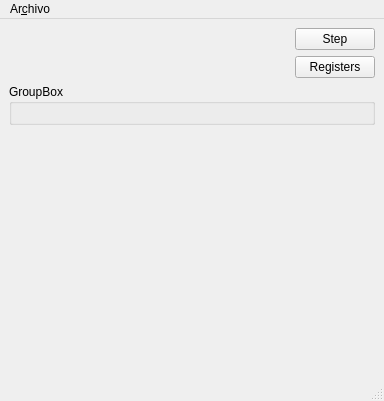
Qt form ui/ui/MainWindow.ui (mlafroce/avr-avogadro) before a commit.
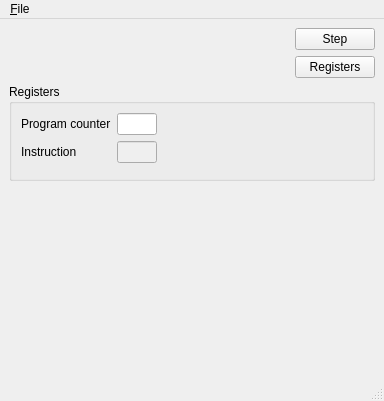
The same form after that commit. Custom widgets are drawn as their Qt base class.

Commit message: Resolve #11 Program counter included in GUI

What changed in the file:
```diff
--- a/ui/ui/MainWindow.ui
+++ b/ui/ui/MainWindow.ui
@@ -69,9 +69,82 @@
     <item>
      <widget class="QGroupBox" name="registerGroupBox">
       <property name="title">
-       <string>GroupBox</string>
+       <string>Registers</string>
       </property>
       <layout class="QVBoxLayout" name="verticalLayout_2">
+       <item>
+        <layout class="QGridLayout" name="gridLayout_2">
+         <item row="0" column="0">
+          <widget class="QLabel" name="pcLabel">
+           <property name="text">
+            <string>Program counter</string>
+           </property>
+          </widget>
+         </item>
+         <item row="0" column="1">
+          <widget class="QLineEdit" name="pcEdit">
+           <property name="sizePolicy">
+            <sizepolicy hsizetype="Fixed" vsizetype="Fixed">
+             <horstretch>0</horstretch>
+             <verstretch>0</verstretch>
+            </sizepolicy>
+           </property>
+           <property name="maximumSize">
+            <size>
+             <width>40</width>
+             <height>16777215</height>
+            </size>
+           </property>
+          </widget>
+         </item>
+         <item row="0" column="2">
+          <spacer name="horizontalSpacer_3">
+           <property name="orientation">
+            <enum>Qt::Horizontal</enum>
+           </property>
+           <property name="sizeHint" stdset="0">
+            <size>
+             <width>40</width>
+             <height>20</height>
+            </size>
+           </property>
+          </spacer>
+         </item>
+         <item row="1" column="0">
+          <widget class="QLabel" name="instructionLabel">
+           <property name="text">
+            <string>Instruction</string>
+           </property>
+          </widget>
+         </item>
+         <item row="1" column="1">
+          <widget class="QLineEdit" name="instructionEdit">
+           <property name="enabled">
+            <bool>false</bool>
+           </property>
+           <property name="maximumSize">
+            <size>
+             <width>40</width>
+             <height>16777215</height>
+            </size>
+           </property>
+          </widget>
+         </item>
+         <item row="1" column="2">
+          <spacer name="horizontalSpacer_4">
+           <property name="orientation">
+            <enum>Qt::Horizontal</enum>
+           </property>
+           <property name="sizeHint" stdset="0">
+            <size>
+             <width>40</width>
+             <height>20</height>
+            </size>
+           </property>
+          </spacer>
+         </item>
+        </layout>
+       </item>
        <item>
         <widget class="RegisterWidget" name="registerWidget" native="true"/>
        </item>
@@ -104,7 +177,7 @@
    </property>
    <widget class="QMenu" name="fileMenu">
     <property name="title">
-     <string>Ar&amp;chivo</string>
+     <string>&amp;File</string>
     </property>
     <addaction name="loadFileMenuAction"/>
    </widget>
```
Left out of the diff: 13 changed lines with no effect on the pictures. The commit also changes 8 other files.
